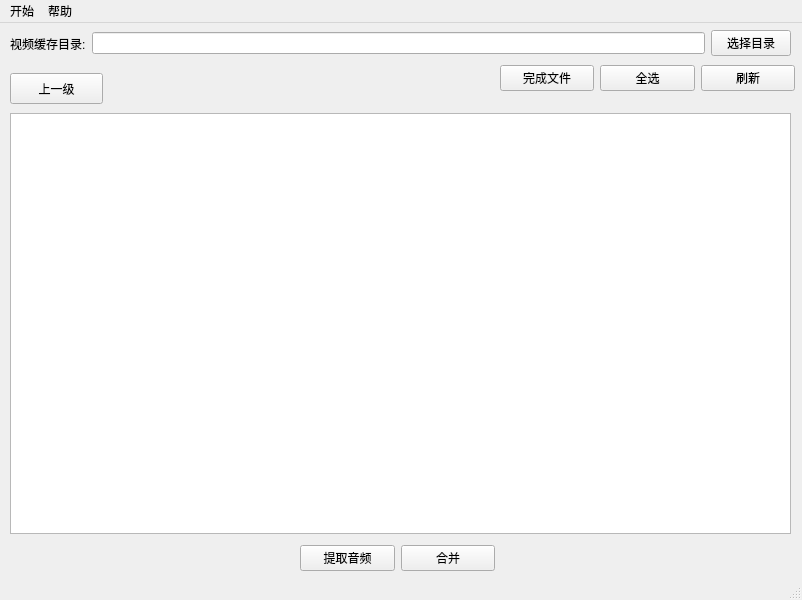
This is main.ui in molihuan/BilibiliCacheVideoMergePython as Qt 5 draws it before an edit. The edited form follows.
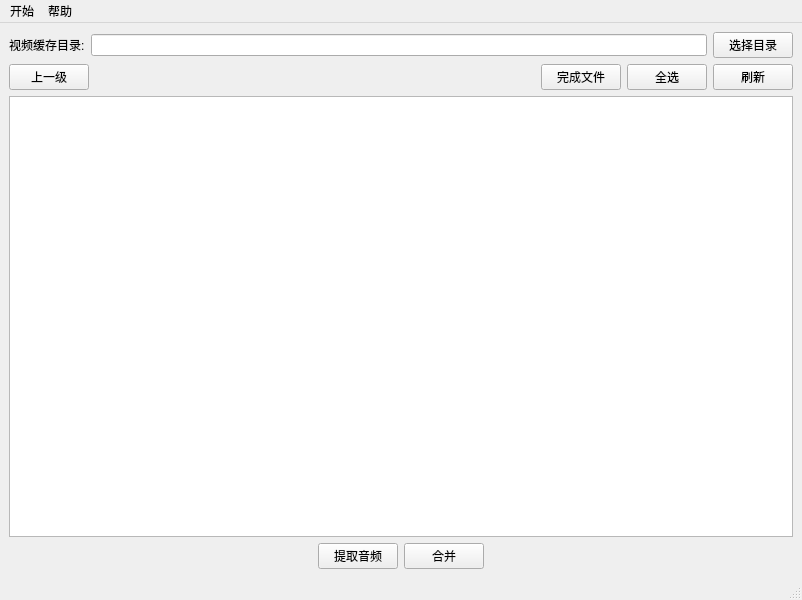
This is the edited form.

What changed in the file:
```diff
--- a/main.ui
+++ b/main.ui
@@ -14,38 +14,10 @@
    <string>MainWindow</string>
   </property>
   <widget class="QWidget" name="centralwidget">
-   <widget class="QPushButton" name="goBackBtn">
-    <property name="geometry">
-     <rect>
-      <x>10</x>
-      <y>50</y>
-      <width>93</width>
-      <height>31</height>
-     </rect>
-    </property>
-    <property name="text">
-     <string>上一级</string>
-    </property>
-   </widget>
-   <widget class="QTableWidget" name="dataTableWidget">
-    <property name="geometry">
-     <rect>
-      <x>10</x>
-      <y>90</y>
-      <width>781</width>
-      <height>421</height>
-     </rect>
-    </property>
-   </widget>
-   <widget class="QWidget" name="layoutWidget">
-    <property name="geometry">
-     <rect>
-      <x>10</x>
-      <y>0</y>
-      <width>781</width>
-      <height>41</height>
-     </rect>
-    </property>
+   <layout class="QVBoxLayout" name="verticalLayout_2">
+    <item>
+     <layout class="QVBoxLayout" name="verticalLayout">
+      <item>
     <layout class="QHBoxLayout" name="CatchVedioDirLayout">
      <item>
       <widget class="QLabel" name="vedioDirLabel">
@@ -72,16 +44,30 @@
       </widget>
      </item>
     </layout>
-   </widget>
-   <widget class="QWidget" name="layoutWidget">
-    <property name="geometry">
-     <rect>
-      <x>500</x>
-      <y>40</y>
-      <width>295</width>
-      <height>31</height>
-     </rect>
-    </property>
+      </item>
+      <item>
+       <layout class="QHBoxLayout" name="horizontalLayout">
+        <item>
+         <widget class="QPushButton" name="goBackBtn">
+          <property name="text">
+           <string>上一级</string>
+          </property>
+         </widget>
+        </item>
+        <item>
+         <spacer name="horizontalSpacer">
+          <property name="orientation">
+           <enum>Qt::Horizontal</enum>
+          </property>
+          <property name="sizeHint" stdset="0">
+           <size>
+            <width>40</width>
+            <height>20</height>
+           </size>
+          </property>
+         </spacer>
+        </item>
+        <item>
     <layout class="QHBoxLayout" name="horizontalLayout_2">
      <item>
       <widget class="QPushButton" name="completeFileBtn">
@@ -105,17 +91,27 @@
       </widget>
      </item>
     </layout>
-   </widget>
-   <widget class="QWidget" name="layoutWidget">
-    <property name="geometry">
-     <rect>
-      <x>300</x>
-      <y>520</y>
-      <width>195</width>
-      <height>31</height>
-     </rect>
-    </property>
+        </item>
+       </layout>
+      </item>
+      <item>
+       <widget class="QTableWidget" name="dataTableWidget"/>
+      </item>
+      <item>
     <layout class="QHBoxLayout" name="horizontalLayout_3">
+        <item>
+         <spacer name="horizontalSpacer_2">
+          <property name="orientation">
+           <enum>Qt::Horizontal</enum>
+          </property>
+          <property name="sizeHint" stdset="0">
+           <size>
+            <width>40</width>
+            <height>20</height>
+           </size>
+          </property>
+         </spacer>
+        </item>
      <item>
       <widget class="QPushButton" name="getMP3Btn">
        <property name="text">
@@ -130,8 +126,24 @@
        </property>
       </widget>
      </item>
-    </layout>
-   </widget>
+        <item>
+         <spacer name="horizontalSpacer_3">
+          <property name="orientation">
+           <enum>Qt::Horizontal</enum>
+          </property>
+          <property name="sizeHint" stdset="0">
+           <size>
+            <width>40</width>
+            <height>20</height>
+           </size>
+          </property>
+         </spacer>
+        </item>
+       </layout>
+      </item>
+     </layout>
+    </item>
+   </layout>
   </widget>
   <widget class="QMenuBar" name="menubar">
    <property name="geometry">
```
Lines whose indentation alone changed are shown as unchanged.
